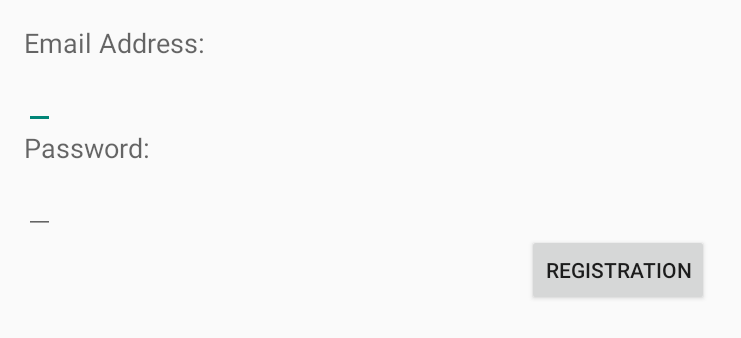
After one commit to AnjaliCdac/EntertainmentCab, an Android app: the RegistrationActivity screen opened directly, with no data from a screen before it, on a phone screen of 824 x 412 dp (held sideways). The commit adds this screen. Shown: the top 338 px of the screen, without its empty margins (0-741 px from the left). Run offline under Robolectric (Android 15) with nearby library versions, the phone set to English and light mode, and no system bars; our stand-ins replace Firebase (no records; nobody signed in at launch, a user with empty details on screens opened directly).

Commit message:
'Button text change'

```diff
--- /dev/null
+++ b/app/src/main/java/com/example/entertainmentcab/activities/RegistrationActivity.java
@@ -0,0 +1,58 @@
+package com.example.entertainmentcab.activities;
+
+import androidx.annotation.NonNull;
+import androidx.appcompat.app.AppCompatActivity;
+
+import android.app.ProgressDialog;
+import android.content.Intent;
+import android.os.Bundle;
+import android.util.Log;
+import android.view.View;
+import android.widget.EditText;
+import android.widget.Toast;
+
+import com.example.entertainmentcab.R;
+import com.google.android.gms.tasks.OnCompleteListener;
+import com.google.android.gms.tasks.Task;
+import com.google.firebase.auth.AuthResult;
+import com.google.firebase.auth.FirebaseAuth;
+
+public class RegistrationActivity extends AppCompatActivity {
+
+    private EditText editTextEmail;
+    private EditText editTextPass;
+    private FirebaseAuth firebaseAuth;
+    @Override
+    protected void onCreate(Bundle savedInstanceState) {
+        super.onCreate(savedInstanceState);
+        setContentView(R.layout.activity_registration);
+        editTextEmail = (EditText)findViewById(R.id.txtEmailRegistration);
+        editTextPass = (EditText)findViewById(R.id.txtPasswordRegistration);
+        firebaseAuth = FirebaseAuth.getInstance();
+    }
+    public void btnRegistrationUser_Click(View v)
+    {
+        final ProgressDialog progressDialog = ProgressDialog.show(RegistrationActivity.this,
+                "please wait...","processing..",true);
+        (firebaseAuth.createUserWithEmailAndPassword(editTextEmail.getText().toString(),editTextPass.
+                getText().toString())).addOnCompleteListener(new OnCompleteListener<AuthResult>() {
+            @Override
+            public void onComplete(@NonNull Task<AuthResult> task) {
+                progressDialog.dismiss();
+                if(task.isSuccessful())
+                {
+                    Toast.makeText(RegistrationActivity.this,"Register successfull",
+                            Toast.LENGTH_LONG).show();
+                    Intent i = new Intent(RegistrationActivity.this,LoginActivity.class);
+                    startActivity(i);
+                }
+                else {
+                    Log.e("Error",task.getException().toString() );
+                    Toast.makeText(RegistrationActivity.this,task.getException().getMessage()
+                            ,Toast.LENGTH_LONG).show();
+                }
+            }
+        });
+
+    }
+}
--- a/app/src/main/res/layout/activity_main.xml
+++ b/app/src/main/res/layout/activity_main.xml
@@ -94,7 +94,7 @@
         <de.hdodenhof.circleimageview.CircleImageView
             android:id="@+id/special_offer_image"
             android:layout_width="match_parent"
-            android:layout_height="@dimen/imageview_layout_height"
+            android:layout_height="166dp"
             android:layout_weight="1"
             android:background="@color/light_orange"
             android:src="@drawable/special"
--- /dev/null
+++ b/app/src/main/res/layout/activity_registration.xml
@@ -0,0 +1,54 @@
+<?xml version="1.0" encoding="utf-8"?>
+<RelativeLayout xmlns:android="http://schemas.android.com/apk/res/android"
+    xmlns:tools="http://schemas.android.com/tools"
+    android:orientation="vertical"
+    android:paddingTop="16dp"
+    android:paddingBottom="16dp"
+    android:paddingRight="16dp"
+    android:paddingLeft="16dp"
+    android:layout_width="match_parent"
+    android:layout_height="match_parent"
+    tools:context=".activities.RegistrationActivity">
+    <TextView
+        android:layout_width="wrap_content"
+        android:layout_height="wrap_content"
+        android:textAppearance="?android:attr/textAppearanceMedium"
+        android:text="Email Address:"
+
+        android:id="@+id/textView"
+        android:layout_alignParentTop="true"
+        android:layout_alignParentStart="true"/>
+    <EditText
+        android:layout_width="wrap_content"
+        android:layout_height="wrap_content"
+        android:layout_below="@+id/textView"
+        android:id="@+id/txtEmailRegistration"
+        android:inputType="textEmailAddress"
+        android:layout_alignParentStart="true"
+        />
+    <TextView
+        android:layout_width="wrap_content"
+        android:layout_height="wrap_content"
+        android:textAppearance="?android:attr/textAppearanceMedium"
+        android:text="Password:"
+        android:id="@+id/textView2"
+        android:layout_below="@id/txtEmailRegistration"
+        android:layout_alignParentStart="true"/>
+    <EditText
+        android:layout_width="wrap_content"
+        android:layout_height="wrap_content"
+        android:layout_below="@+id/textView2"
+        android:id="@+id/txtPasswordRegistration"
+        android:layout_alignParentStart="true"
+        android:ems="10"
+        android:inputType="textPassword"
+        android:layout_alignEnd="@id/txtEmailRegistration"/>
+    <Button
+        android:layout_width="wrap_content"
+        android:layout_height="wrap_content"
+        android:text="Registration"
+        android:onClick="btnRegistrationUser_Click"
+        android:id="@+id/btnRegistrationUser"
+        android:layout_below="@id/txtPasswordRegistration"
+        android:layout_centerHorizontal="true"/>
+</RelativeLayout>
```
Also changed, not shown: app/src/main/AndroidManifest.xml (+18 -13 lines), app/src/main/java/com/example/entertainmentcab/activities/FirstActivity.java (added, +30 -0 lines), app/src/main/java/com/example/entertainmentcab/activities/LoginActivity.java (added, +58 -0 lines), app/src/main/java/com/example/entertainmentcab/activities/MainActivity.java (+12 -3 lines), app/src/main/res/layout/activity_first.xml (added, +31 -0 lines), app/src/main/res/layout/activity_login.xml (added, +55 -0 lines).
